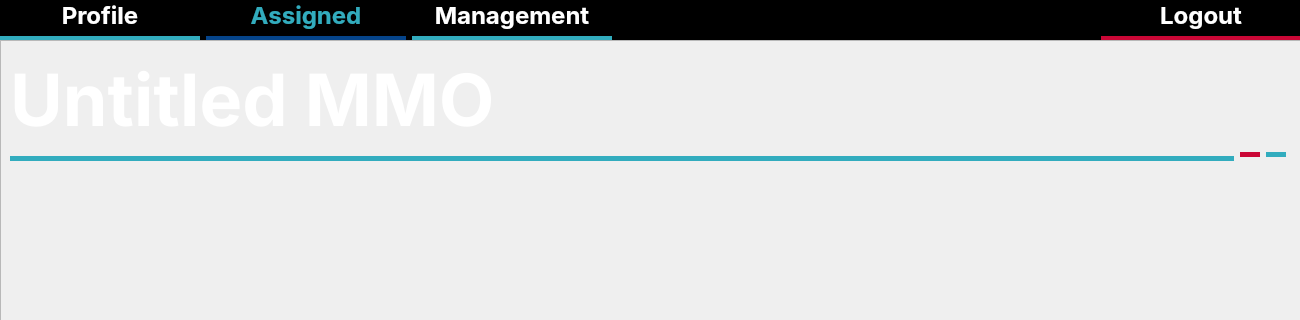
Above: ticket-software/project.ui from whitehatcat-JE/software-tracker before the change; both pictures show x 0 to 1300 and y 0 to 320 of the 1300 by 800 pixel window. Below: the same form after it.
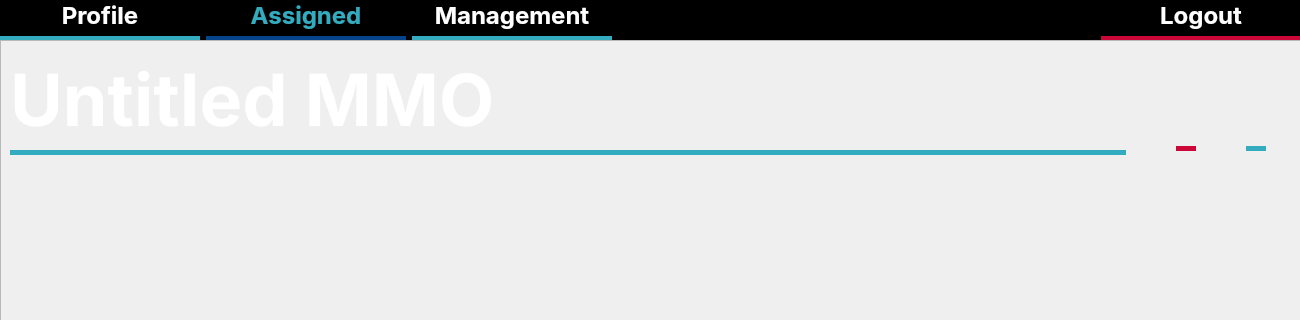
That is the form after the change. Icons and pictures are not drawn.

Commit message: Added title section of project page

```diff
--- a/ticket-software/project.ui
+++ b/ticket-software/project.ui
@@ -331,17 +331,26 @@
      <item>
       <layout class="QVBoxLayout" name="verticalLayout_3">
        <property name="bottomMargin">
-        <number>5</number>
+        <number>0</number>
        </property>
        <item>
         <layout class="QHBoxLayout" name="horizontalLayout_3">
+         <property name="spacing">
+          <number>50</number>
+         </property>
          <property name="rightMargin">
-          <number>5</number>
+          <number>25</number>
          </property>
          <item>
           <layout class="QVBoxLayout" name="verticalLayout_4">
+           <property name="spacing">
+            <number>0</number>
+           </property>
            <item>
             <layout class="QHBoxLayout" name="horizontalLayout_4">
+             <property name="spacing">
+              <number>0</number>
+             </property>
              <item>
               <widget class="QLabel" name="label">
                <property name="minimumSize">
@@ -408,13 +417,16 @@
          </item>
          <item>
           <layout class="QVBoxLayout" name="verticalLayout_5">
+           <property name="spacing">
+            <number>0</number>
+           </property>
            <item>
             <spacer name="verticalSpacer_2">
              <property name="orientation">
               <enum>Qt::Vertical</enum>
              </property>
              <property name="sizeType">
-              <enum>QSizePolicy::Preferred</enum>
+              <enum>QSizePolicy::Minimum</enum>
              </property>
              <property name="sizeHint" stdset="0">
               <size>
@@ -447,6 +459,9 @@
              <property name="scaledContents">
               <bool>true</bool>
              </property>
+             <property name="margin">
+              <number>5</number>
+             </property>
             </widget>
            </item>
            <item>
@@ -481,13 +496,16 @@
          </item>
          <item>
           <layout class="QVBoxLayout" name="verticalLayout_6">
+           <property name="spacing">
+            <number>0</number>
+           </property>
            <item>
             <spacer name="verticalSpacer_3">
              <property name="orientation">
               <enum>Qt::Vertical</enum>
              </property>
              <property name="sizeType">
-              <enum>QSizePolicy::Preferred</enum>
+              <enum>QSizePolicy::Minimum</enum>
              </property>
              <property name="sizeHint" stdset="0">
               <size>
@@ -520,6 +538,9 @@
              <property name="scaledContents">
               <bool>true</bool>
              </property>
+             <property name="margin">
+              <number>5</number>
+             </property>
             </widget>
            </item>
            <item>
@@ -559,6 +580,9 @@
          <property name="orientation">
           <enum>Qt::Vertical</enum>
          </property>
+         <property name="sizeType">
+          <enum>QSizePolicy::Expanding</enum>
+         </property>
          <property name="sizeHint" stdset="0">
           <size>
            <width>20</width>
```
Left out of the diff: 8 changed lines with no effect on the pictures. The commit also changes 2 other files.
